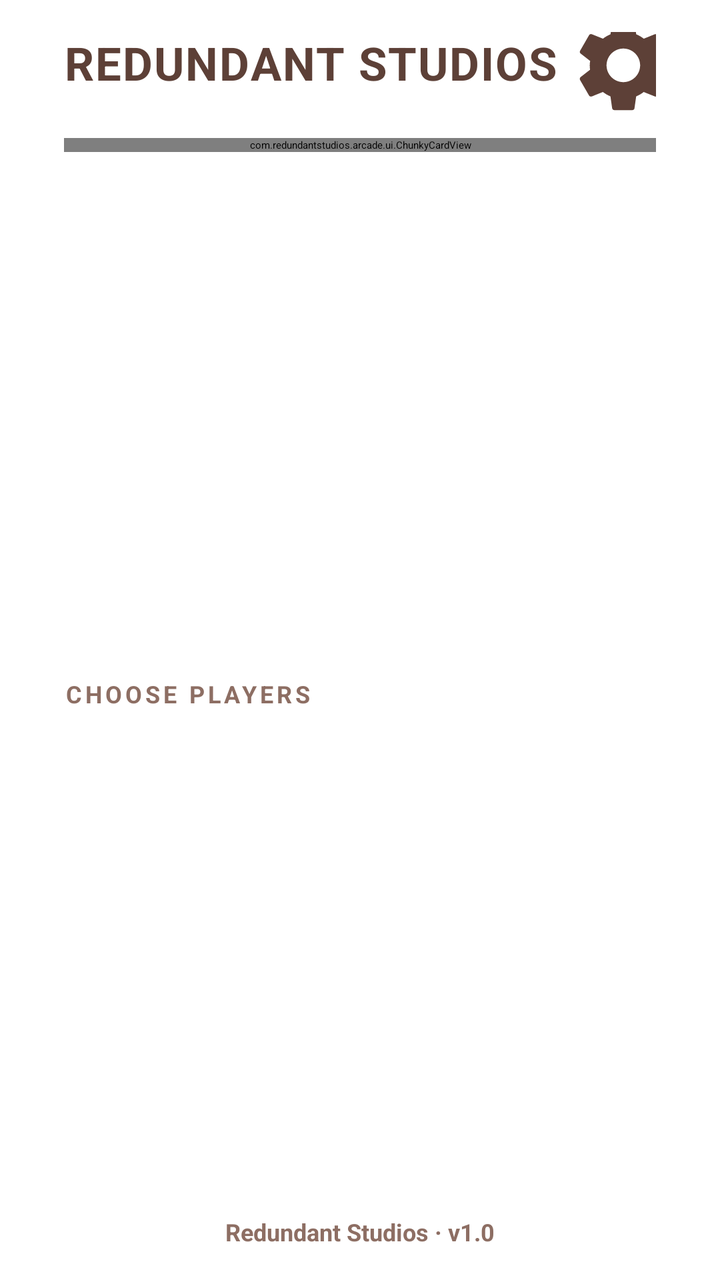
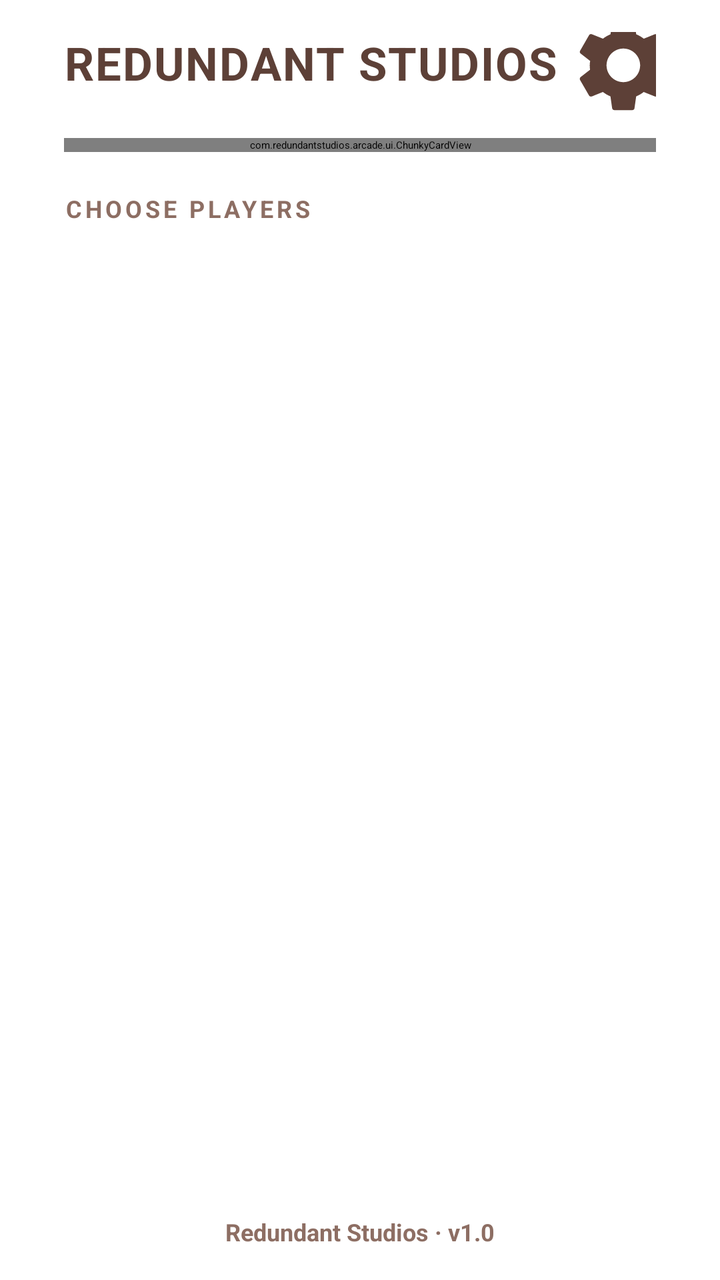

The first picture is an Android layout as it rendered before a commit; the second is the same layout after the commit. The layout source and the unified diff follow.
<!-- AndroidManifest.xml: application theme Theme.App.Starting -->
<!-- res/layout/activity_main.xml -->
<?xml version="1.0" encoding="utf-8"?>

<androidx.constraintlayout.widget.ConstraintLayout xmlns:android="http://schemas.android.com/apk/res/android"
    xmlns:app="http://schemas.android.com/apk/res-auto"
    android:layout_width="match_parent"
    android:layout_height="match_parent"
    android:paddingStart="@dimen/screen_margin"
    android:paddingEnd="@dimen/screen_margin"
    android:paddingTop="@dimen/standard_spacing"
    android:paddingBottom="@dimen/standard_spacing">

    
    <androidx.appcompat.widget.AppCompatTextView
        android:id="@+id/brandTitle"
        android:layout_width="0dp"
        android:layout_height="wrap_content"
        android:letterSpacing="0.03"
        android:maxLines="1"
        android:shadowColor="#33FFFFFF"
        android:shadowDx="0"
        android:shadowDy="3"
        android:shadowRadius="0"
        android:text="@string/app_title"
        android:textAllCaps="true"
        android:textColor="@color/studio_on_background"
        android:textSize="26sp"
        android:textStyle="bold"
        app:autoSizeMaxTextSize="26sp"
        app:autoSizeMinTextSize="14sp"
        app:autoSizeStepGranularity="1sp"
        app:autoSizeTextType="uniform"
        app:layout_constraintEnd_toStartOf="@id/btnSettings"
        app:layout_constraintStart_toStartOf="parent"
        app:layout_constraintTop_toTopOf="parent" />

    <ImageButton
        android:id="@+id/btnSettings"
        android:layout_width="56dp"
        android:layout_height="56dp"
        android:layout_marginTop="-12dp"
        android:layout_marginEnd="-12dp"
        android:background="?attr/selectableItemBackgroundBorderless"
        android:contentDescription="@string/settings"
        android:scaleType="fitCenter"
        android:src="@drawable/ic_settings_gear"
        app:layout_constraintEnd_toEndOf="parent"
        app:layout_constraintTop_toTopOf="parent" />

    
    <com.redundantstudios.arcade.ui.ChunkyCardView
        android:id="@+id/allGamesCard"
        android:layout_width="0dp"
        android:layout_height="wrap_content"
        android:layout_marginTop="18dp"
        android:clickable="true"
        android:focusable="true"
        app:ccBorderColor="@color/brand_cta_border"
        app:ccBorderWidth="3.5dp"
        app:ccColor="@color/brand_cta_fill"
        app:ccCornerRadius="20dp"
        app:ccShadowColor="@color/brand_cta_shadow"
        app:ccShadowOffset="5dp"
        app:layout_constraintEnd_toEndOf="parent"
        app:layout_constraintStart_toStartOf="parent"
        app:layout_constraintTop_toBottomOf="@id/brandTitle">

        <androidx.constraintlayout.widget.ConstraintLayout
            android:layout_width="match_parent"
            android:layout_height="wrap_content"
            android:paddingStart="18dp"
            android:paddingTop="14dp"
            android:paddingEnd="14dp"
            android:paddingBottom="14dp">

            <TextView
                android:id="@+id/allGamesTitle"
                android:layout_width="wrap_content"
                android:layout_height="wrap_content"
                android:letterSpacing="0.05"
                android:shadowColor="#401B5E20"
                android:shadowDx="0"
                android:shadowDy="2"
                android:shadowRadius="1"
                android:text="@string/all_games"
                android:textAllCaps="true"
                android:textColor="@color/brand_cta_text"
                android:textSize="19sp"
                android:textStyle="bold"
                app:layout_constraintStart_toStartOf="parent"
                app:layout_constraintTop_toTopOf="parent" />

            <TextView
                android:id="@+id/allGamesSubtitle"
                android:layout_width="0dp"
                android:layout_height="wrap_content"
                android:layout_marginTop="1dp"
                android:layout_marginEnd="10dp"
                android:alpha="0.85"
                android:ellipsize="end"
                android:letterSpacing="0.08"
                android:maxLines="1"
                android:text="@string/all_games_hint"
                android:textAllCaps="true"
                android:textColor="@color/brand_cta_text"
                android:textSize="11sp"
                android:textStyle="bold"
                app:layout_constraintEnd_toStartOf="@id/allGamesChevron"
                app:layout_constraintStart_toStartOf="parent"
                app:layout_constraintTop_toBottomOf="@id/allGamesTitle" />

            <ImageView
                android:id="@+id/allGamesChevron"
                android:layout_width="28dp"
                android:layout_height="28dp"
                android:contentDescription="@null"
                android:src="@drawable/ic_chevron_right"
                app:layout_constraintBottom_toBottomOf="parent"
                app:layout_constraintEnd_toEndOf="parent"
                app:layout_constraintTop_toTopOf="parent" />

        </androidx.constraintlayout.widget.ConstraintLayout>
    </com.redundantstudios.arcade.ui.ChunkyCardView>

    <androidx.core.widget.NestedScrollView
        android:id="@+id/homeScroll"
        android:layout_width="0dp"
        android:layout_height="0dp"
        android:layout_marginTop="4dp"
        android:clipToPadding="false"
        android:fillViewport="true"
        android:scrollbars="none"
        app:layout_constraintBottom_toTopOf="@id/footer"
        app:layout_constraintEnd_toEndOf="parent"
        app:layout_constraintStart_toStartOf="parent"
        app:layout_constraintTop_toBottomOf="@id/allGamesCard">

        
        <LinearLayout
            android:layout_width="match_parent"
            android:layout_height="wrap_content"
            android:gravity="center_vertical"
            android:orientation="vertical">

            <TextView
                style="@style/SectionLabel"
                android:layout_marginTop="16dp"
                android:text="@string/section_choose_players" />

            <androidx.recyclerview.widget.RecyclerView
                android:id="@+id/modeRecyclerView"
                android:layout_width="match_parent"
                android:layout_height="wrap_content"
                android:clipToPadding="false"
                android:nestedScrollingEnabled="false"
                app:layoutManager="androidx.recyclerview.widget.GridLayoutManager"
                app:spanCount="2" />

            <LinearLayout
                android:id="@+id/emptyState"
                android:layout_width="match_parent"
                android:layout_height="wrap_content"
                android:layout_marginTop="24dp"
                android:gravity="center"
                android:orientation="vertical"
                android:visibility="gone">

                <TextView
                    android:layout_width="wrap_content"
                    android:layout_height="wrap_content"
                    android:letterSpacing="0.1"
                    android:text="@string/no_games_installed"
                    android:textColor="@color/studio_on_background"
                    android:textSize="18sp"
                    android:textStyle="bold" />

                <TextView
                    android:layout_width="wrap_content"
                    android:layout_height="wrap_content"
                    android:layout_marginTop="8dp"
                    android:text="@string/no_games_hint"
                    android:textColor="@color/studio_border"
                    android:textSize="13sp" />
            </LinearLayout>

        </LinearLayout>
    </androidx.core.widget.NestedScrollView>

    <TextView
        android:id="@+id/footer"
        android:layout_width="0dp"
        android:layout_height="wrap_content"
        android:layout_marginTop="10dp"
        android:gravity="center"
        android:text="@string/footer_brand"
        android:textColor="@color/studio_border"
        android:textSize="12sp"
        android:textStyle="bold"
        app:layout_constraintBottom_toBottomOf="parent"
        app:layout_constraintEnd_toEndOf="parent"
        app:layout_constraintStart_toStartOf="parent" />

</androidx.constraintlayout.widget.ConstraintLayout>
<!-- resources referenced by this layout -->
<resources>
  <color name="brand_cta_border">#2E7D32</color>
  <color name="brand_cta_fill">#43A047</color>
  <color name="brand_cta_shadow">#1B5E20</color>
  <color name="brand_cta_text">#FFFFFF</color>
  <color name="studio_border">#8D6E63</color>
  <color name="studio_on_background">#5D4037</color>
  <dimen name="screen_margin">32dp</dimen>
  <dimen name="standard_spacing">16dp</dimen>
  <!-- drawable ic_chevron_right (drawable) -->
  <?xml version="1.0" encoding="utf-8"?>
  
  <vector xmlns:android="http://schemas.android.com/apk/res/android"
      android:width="24dp"
      android:height="24dp"
      android:viewportWidth="24"
      android:viewportHeight="24">
      
      <path
          android:fillColor="@color/brand_cta_text"
          android:pathData="M9.29,6.71c-0.39,0.39 -0.39,1.02 0,1.41L13.17,12l-3.88,3.88c-0.39,0.39 -0.39,1.02 0,1.41 0.39,0.39 1.02,0.39 1.41,0l4.59,-4.59c0.39,-0.39 0.39,-1.02 0,-1.41L10.7,6.7c-0.38,-0.38 -1.02,-0.38 -1.41,0.01z" />
  </vector>
  <string name="all_games">All Games</string>
  <string name="all_games_hint">Browse every title</string>
  <string name="app_title">Redundant Studios</string>
  <string name="footer_brand">Redundant Studios · v1.0</string>
  <string name="no_games_hint">Check back soon!</string>
  <string name="no_games_installed">No games installed</string>
  <string name="section_choose_players">Choose players</string>
  <string name="settings">Settings</string>
  <style name="SectionLabel">
          <item name="android:layout_width">wrap_content</item>
          <item name="android:layout_height">wrap_content</item>
          <item name="android:textColor">@color/studio_border</item>
          <item name="android:textSize">12sp</item>
          <item name="android:textStyle">bold</item>
          <item name="android:textAllCaps">true</item>
          <item name="android:letterSpacing">0.14</item>
          <item name="android:layout_marginTop">6dp</item>
          <item name="android:layout_marginBottom">10dp</item>
      </style>
  <style name="Theme.App.Starting" parent="Theme.SplashScreen">
          <item name="windowSplashScreenBackground">@color/black</item>
          <item name="windowSplashScreenAnimatedIcon">@drawable/splash_logo</item>
          <item name="postSplashScreenTheme">@style/Theme.Shell</item>
      </style>
  <color name="black">#FF000000</color>
  <style name="Theme.Shell" parent="Theme.MaterialComponents.DayNight.NoActionBar">
          <item name="colorPrimary">@color/studio_ink</item>
          <item name="colorPrimaryVariant">@color/studio_ink</item>
          <item name="colorOnPrimary">@color/white</item>
          <item name="colorSecondary">@color/studio_accent</item>
          <item name="colorSecondaryVariant">@color/studio_accent</item>
          <item name="colorOnSecondary">@color/white</item>
          <item name="android:colorAccent">@color/studio_accent</item>
          <item name="android:statusBarColor">@color/studio_background</item>
          <item name="android:windowLightStatusBar">true</item>
          <item name="android:windowBackground">@color/studio_background</item>
      </style>
  <color name="studio_ink">#5D4037</color>
  <color name="white">#FFFFFFFF</color>
  <color name="studio_accent">#FF9800</color>
  <color name="studio_background">#FDF5E6</color>
  <!-- unchanged entries left out for length: 2 -->
</resources>

<!-- the commit's change to res/layout/activity_main.xml (unified diff, before → after) -->
@@ -138,7 +138,6 @@
         <LinearLayout
             android:layout_width="match_parent"
             android:layout_height="wrap_content"
-            android:gravity="center_vertical"
             android:orientation="vertical">
 
             <TextView
<!-- resource entries referenced after the edit -->
@@ -53,7 +53,8 @@
           <item name="colorSecondary">@color/studio_accent</item>
           <item name="colorSecondaryVariant">@color/studio_accent</item>
           <item name="colorOnSecondary">@color/white</item>
-          <item name="android:colorAccent">@color/studio_accent</item>
+          <item name="android:colorAccent">@color/studio_primary</item>
+          <item name="colorControlActivated">@color/studio_primary</item>
           <item name="android:statusBarColor">@color/studio_background</item>
           <item name="android:windowLightStatusBar">true</item>
           <item name="android:windowBackground">@color/studio_background</item>
@@ -61,6 +62,7 @@
   <color name="studio_ink">#5D4037</color>
   <color name="white">#FFFFFFFF</color>
   <color name="studio_accent">#FF9800</color>
+  <color name="studio_primary">#4CAF50</color>
   <color name="studio_background">#FDF5E6</color>
   <!-- unchanged entries left out for length: 2 -->
 </resources>
